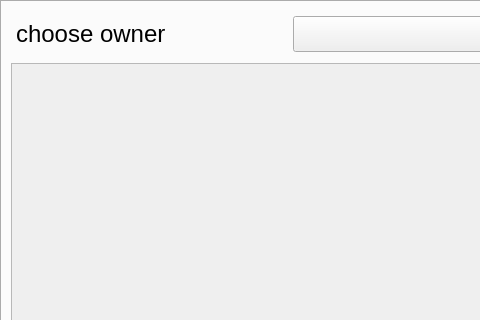
Before: the Qt Designer form src/forms/authedquotes.ui in New-Dutchman/quotes-museum-client, drawn with Qt 5; both pictures show x 0 to 480 and y 0 to 320 of the 844 by 637 pixel window.
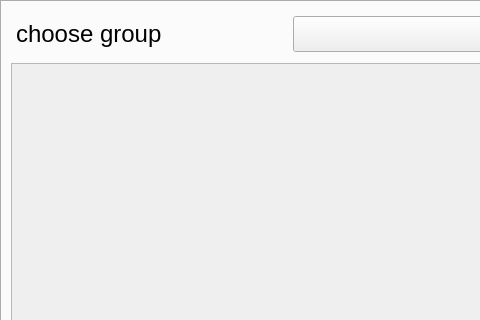
After: the same form once the commit is applied. The open tabs and pages were chosen to show the change.

Commit message: owner to group (finally)

Patch:
```diff
--- a/src/forms/authedquotes.ui
+++ b/src/forms/authedquotes.ui
@@ -274,7 +274,7 @@
       <item>
        <widget class="QLabel" name="label">
         <property name="text">
-         <string>choose owner</string>
+         <string>choose group</string>
         </property>
        </widget>
       </item>
```
Left out of the diff: 6 changed lines with no effect on the pictures.
